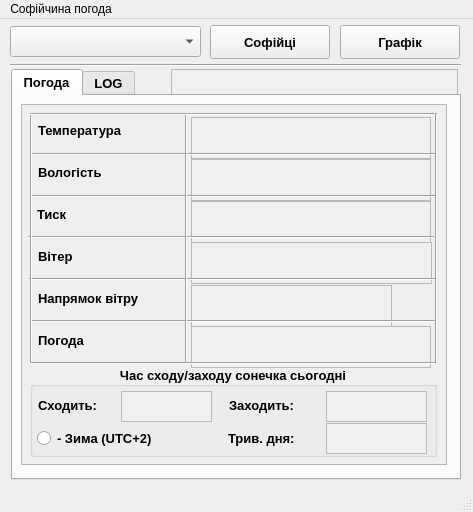
Old version of the form mainwindow.ui in the repository centroparotjag/Sofia-weather-QT.
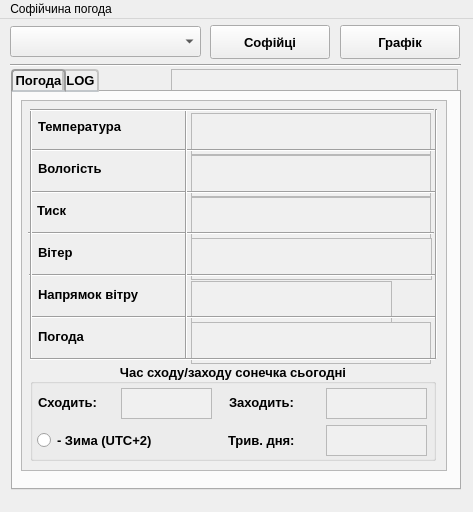
New version of the form.

The edit to the form file:
```diff
--- a/mainwindow.ui
+++ b/mainwindow.ui
@@ -121,7 +121,7 @@
       <x>11</x>
       <y>50</y>
       <width>450</width>
-      <height>411</height>
+      <height>421</height>
      </rect>
     </property>
     <property name="minimumSize">
@@ -140,6 +140,53 @@
     <property name="autoFillBackground">
      <bool>false</bool>
     </property>
+    <property name="styleSheet">
+     <string notr="true">QTabBar::tab {
+     background: qlineargradient(x1: 0, y1: 0, x2: 0, y2: 1,
+                                 stop: 0 #E1E1E1, stop: 0.4 #DDDDDD,
+                                 stop: 0.5 #D8D8D8, stop: 1.0 #D3D3D3);
+     border: 2px solid #C4C4C3;
+     border-bottom-color: #C2C7CB; /* такой же цвет как у панели */
+     border-top-left-radius: 4px;
+     border-top-right-radius: 4px;
+     min-width: 8ex;
+     padding: 2px;
+ }
+
+ QTabBar::tab:selected, QTabBar::tab:hover {
+     background: qlineargradient(x1: 0, y1: 0, x2: 0, y2: 1,
+                                 stop: 0 #fafafa, stop: 0.4 #f4f4f4,
+                                 stop: 0.5 #e7e7e7, stop: 1.0 #fafafa);
+ }
+
+ QTabBar::tab:selected {
+     border-color: #9B9B9B;
+     border-bottom-color: #C2C7CB; /* такой же цвет как у панели */
+ }
+
+ //QTabBar::tab:!selected {
+//     margin-top: 2px; /* делаем невыбранные вкладки меньше */
+// }
+
+ /* воспользуемся отрицательными полями для перекрывания вкладок */
+ QTabBar::tab:selected {
+     /* расширение/перекрытие слева и справа по 4px */
+     margin-left: -4px;
+     margin-right: -4px;
+ }
+
+ QTabBar::tab:first:selected {
+     margin-left: 0; /* первая выбранная вкладка ничего не перекрывает слева от себя */
+ }
+
+ QTabBar::tab:last:selected {
+     margin-right: 0; /* последняя выбранная вкладка ничего не перекрывает справа от себя */
+ }
+
+ QTabBar::tab:only-one {
+     margin: 0; /* если имеется только одна вкладка, перекрывающиеся поля не нужны */
+ }</string>
+    </property>
     <property name="currentIndex">
      <number>0</number>
     </property>
@@ -153,7 +200,7 @@
         <x>8</x>
         <y>8</y>
         <width>426</width>
-        <height>361</height>
+        <height>371</height>
        </rect>
       </property>
       <property name="widgetResizable">
@@ -165,18 +212,25 @@
          <x>0</x>
          <y>0</y>
          <width>424</width>
-         <height>359</height>
+         <height>369</height>
         </rect>
        </property>
        <widget class="QGroupBox" name="groupBox">
         <property name="geometry">
          <rect>
           <x>8</x>
-          <y>261</y>
-          <width>407</width>
-          <height>91</height>
+          <y>262</y>
+          <width>406</width>
+          <height>98</height>
          </rect>
         </property>
+        <property name="font">
+         <font>
+          <pointsize>10</pointsize>
+          <weight>75</weight>
+          <bold>true</bold>
+         </font>
+        </property>
         <property name="layoutDirection">
          <enum>Qt::LeftToRight</enum>
         </property>
@@ -270,9 +324,17 @@
            <x>7</x>
            <y>62</y>
            <width>161</width>
-           <height>20</height>
+           <height>30</height>
           </rect>
          </property>
+         <property name="font">
+          <font>
+           <family>MS Shell Dlg 2</family>
+           <pointsize>10</pointsize>
+           <weight>75</weight>
+           <bold>true</bold>
+          </font>
+         </property>
          <property name="text">
           <string>- Зима (UTC+2) </string>
          </property>
@@ -283,7 +345,7 @@
            <x>198</x>
            <y>57</y>
            <width>91</width>
-           <height>30</height>
+           <height>40</height>
           </rect>
          </property>
          <property name="font">
@@ -304,7 +366,7 @@
          <property name="geometry">
           <rect>
            <x>296</x>
-           <y>57</y>
+           <y>62</y>
            <width>101</width>
            <height>31</height>
           </rect>
@@ -353,8 +415,8 @@
          <string>&lt;!DOCTYPE HTML PUBLIC &quot;-//W3C//DTD HTML 4.0//EN&quot; &quot;http://www.w3.org/TR/REC-html40/strict.dtd&quot;&gt;
 &lt;html&gt;&lt;head&gt;&lt;meta name=&quot;qrichtext&quot; content=&quot;1&quot; /&gt;&lt;style type=&quot;text/css&quot;&gt;
 p, li { white-space: pre-wrap; }
-&lt;/style&gt;&lt;/head&gt;&lt;body style=&quot; font-family:'MS Shell Dlg 2'; font-size:10pt; font-weight:600; font-style:normal;&quot;&gt;
-&lt;p style=&quot;-qt-paragraph-type:empty; margin-top:0px; margin-bottom:0px; margin-left:0px; margin-right:0px; -qt-block-indent:0; text-indent:0px;&quot;&gt;&lt;br /&gt;&lt;/p&gt;&lt;/body&gt;&lt;/html&gt;</string>
+&lt;/style&gt;&lt;/head&gt;&lt;body style=&quot; font-family:'MS Shell Dlg 2'; font-size:7.8pt; font-weight:400; font-style:normal;&quot;&gt;
+&lt;p style=&quot;-qt-paragraph-type:empty; margin-top:0px; margin-bottom:0px; margin-left:0px; margin-right:0px; -qt-block-indent:0; text-indent:0px; font-size:10pt; font-weight:600;&quot;&gt;&lt;br /&gt;&lt;/p&gt;&lt;/body&gt;&lt;/html&gt;</string>
         </property>
        </widget>
        <widget class="QLabel" name="label_9">
@@ -399,8 +461,8 @@
          <string>&lt;!DOCTYPE HTML PUBLIC &quot;-//W3C//DTD HTML 4.0//EN&quot; &quot;http://www.w3.org/TR/REC-html40/strict.dtd&quot;&gt;
 &lt;html&gt;&lt;head&gt;&lt;meta name=&quot;qrichtext&quot; content=&quot;1&quot; /&gt;&lt;style type=&quot;text/css&quot;&gt;
 p, li { white-space: pre-wrap; }
-&lt;/style&gt;&lt;/head&gt;&lt;body style=&quot; font-family:'MS Shell Dlg 2'; font-size:10pt; font-weight:600; font-style:normal;&quot;&gt;
-&lt;p style=&quot;-qt-paragraph-type:empty; margin-top:0px; margin-bottom:0px; margin-left:0px; margin-right:0px; -qt-block-indent:0; text-indent:0px; font-size:7.8pt; font-weight:400;&quot;&gt;&lt;br /&gt;&lt;/p&gt;&lt;/body&gt;&lt;/html&gt;</string>
+&lt;/style&gt;&lt;/head&gt;&lt;body style=&quot; font-family:'MS Shell Dlg 2'; font-size:7.8pt; font-weight:400; font-style:normal;&quot;&gt;
+&lt;p style=&quot;-qt-paragraph-type:empty; margin-top:0px; margin-bottom:0px; margin-left:0px; margin-right:0px; -qt-block-indent:0; text-indent:0px;&quot;&gt;&lt;br /&gt;&lt;/p&gt;&lt;/body&gt;&lt;/html&gt;</string>
         </property>
        </widget>
        <widget class="QTextEdit" name="textEdit_wind_deg">
@@ -425,8 +487,8 @@
          <string>&lt;!DOCTYPE HTML PUBLIC &quot;-//W3C//DTD HTML 4.0//EN&quot; &quot;http://www.w3.org/TR/REC-html40/strict.dtd&quot;&gt;
 &lt;html&gt;&lt;head&gt;&lt;meta name=&quot;qrichtext&quot; content=&quot;1&quot; /&gt;&lt;style type=&quot;text/css&quot;&gt;
 p, li { white-space: pre-wrap; }
-&lt;/style&gt;&lt;/head&gt;&lt;body style=&quot; font-family:'MS Shell Dlg 2'; font-size:10pt; font-weight:600; font-style:normal;&quot;&gt;
-&lt;p style=&quot;-qt-paragraph-type:empty; margin-top:0px; margin-bottom:0px; margin-left:0px; margin-right:0px; -qt-block-indent:0; text-indent:0px; font-size:7.8pt; font-weight:400;&quot;&gt;&lt;br /&gt;&lt;/p&gt;&lt;/body&gt;&lt;/html&gt;</string>
+&lt;/style&gt;&lt;/head&gt;&lt;body style=&quot; font-family:'MS Shell Dlg 2'; font-size:7.8pt; font-weight:400; font-style:normal;&quot;&gt;
+&lt;p style=&quot;-qt-paragraph-type:empty; margin-top:0px; margin-bottom:0px; margin-left:0px; margin-right:0px; -qt-block-indent:0; text-indent:0px;&quot;&gt;&lt;br /&gt;&lt;/p&gt;&lt;/body&gt;&lt;/html&gt;</string>
         </property>
        </widget>
        <widget class="QLabel" name="label_4">
@@ -471,8 +533,8 @@
          <string>&lt;!DOCTYPE HTML PUBLIC &quot;-//W3C//DTD HTML 4.0//EN&quot; &quot;http://www.w3.org/TR/REC-html40/strict.dtd&quot;&gt;
 &lt;html&gt;&lt;head&gt;&lt;meta name=&quot;qrichtext&quot; content=&quot;1&quot; /&gt;&lt;style type=&quot;text/css&quot;&gt;
 p, li { white-space: pre-wrap; }
-&lt;/style&gt;&lt;/head&gt;&lt;body style=&quot; font-family:'MS Shell Dlg 2'; font-size:10pt; font-weight:600; font-style:normal;&quot;&gt;
-&lt;p style=&quot;-qt-paragraph-type:empty; margin-top:0px; margin-bottom:0px; margin-left:0px; margin-right:0px; -qt-block-indent:0; text-indent:0px; font-size:7.8pt; font-weight:400;&quot;&gt;&lt;br /&gt;&lt;/p&gt;&lt;/body&gt;&lt;/html&gt;</string>
+&lt;/style&gt;&lt;/head&gt;&lt;body style=&quot; font-family:'MS Shell Dlg 2'; font-size:7.8pt; font-weight:400; font-style:normal;&quot;&gt;
+&lt;p style=&quot;-qt-paragraph-type:empty; margin-top:0px; margin-bottom:0px; margin-left:0px; margin-right:0px; -qt-block-indent:0; text-indent:0px;&quot;&gt;&lt;br /&gt;&lt;/p&gt;&lt;/body&gt;&lt;/html&gt;</string>
         </property>
        </widget>
        <widget class="QLabel" name="label_2">
@@ -517,8 +579,8 @@
          <string>&lt;!DOCTYPE HTML PUBLIC &quot;-//W3C//DTD HTML 4.0//EN&quot; &quot;http://www.w3.org/TR/REC-html40/strict.dtd&quot;&gt;
 &lt;html&gt;&lt;head&gt;&lt;meta name=&quot;qrichtext&quot; content=&quot;1&quot; /&gt;&lt;style type=&quot;text/css&quot;&gt;
 p, li { white-space: pre-wrap; }
-&lt;/style&gt;&lt;/head&gt;&lt;body style=&quot; font-family:'MS Shell Dlg 2'; font-size:10pt; font-weight:600; font-style:normal;&quot;&gt;
-&lt;p style=&quot;-qt-paragraph-type:empty; margin-top:0px; margin-bottom:0px; margin-left:0px; margin-right:0px; -qt-block-indent:0; text-indent:0px; font-size:7.8pt; font-weight:400;&quot;&gt;&lt;br /&gt;&lt;/p&gt;&lt;/body&gt;&lt;/html&gt;</string>
+&lt;/style&gt;&lt;/head&gt;&lt;body style=&quot; font-family:'MS Shell Dlg 2'; font-size:7.8pt; font-weight:400; font-style:normal;&quot;&gt;
+&lt;p style=&quot;-qt-paragraph-type:empty; margin-top:0px; margin-bottom:0px; margin-left:0px; margin-right:0px; -qt-block-indent:0; text-indent:0px;&quot;&gt;&lt;br /&gt;&lt;/p&gt;&lt;/body&gt;&lt;/html&gt;</string>
         </property>
        </widget>
        <widget class="QLabel" name="label_3">
@@ -563,8 +625,8 @@
          <string>&lt;!DOCTYPE HTML PUBLIC &quot;-//W3C//DTD HTML 4.0//EN&quot; &quot;http://www.w3.org/TR/REC-html40/strict.dtd&quot;&gt;
 &lt;html&gt;&lt;head&gt;&lt;meta name=&quot;qrichtext&quot; content=&quot;1&quot; /&gt;&lt;style type=&quot;text/css&quot;&gt;
 p, li { white-space: pre-wrap; }
-&lt;/style&gt;&lt;/head&gt;&lt;body style=&quot; font-family:'MS Shell Dlg 2'; font-size:10pt; font-weight:600; font-style:normal;&quot;&gt;
-&lt;p style=&quot;-qt-paragraph-type:empty; margin-top:0px; margin-bottom:0px; margin-left:0px; margin-right:0px; -qt-block-indent:0; text-indent:0px; font-size:7.8pt; font-weight:400;&quot;&gt;&lt;br /&gt;&lt;/p&gt;&lt;/body&gt;&lt;/html&gt;</string>
+&lt;/style&gt;&lt;/head&gt;&lt;body style=&quot; font-family:'MS Shell Dlg 2'; font-size:7.8pt; font-weight:400; font-style:normal;&quot;&gt;
+&lt;p style=&quot;-qt-paragraph-type:empty; margin-top:0px; margin-bottom:0px; margin-left:0px; margin-right:0px; -qt-block-indent:0; text-indent:0px;&quot;&gt;&lt;br /&gt;&lt;/p&gt;&lt;/body&gt;&lt;/html&gt;</string>
         </property>
        </widget>
        <widget class="QLabel" name="label">
@@ -836,7 +898,6 @@
    <zorder>line_11</zorder>
    <zorder>tabWidget</zorder>
   </widget>
-  <widget class="QStatusBar" name="statusbar"/>
   <widget class="QMenuBar" name="menubar">
    <property name="geometry">
     <rect>
```
Left out of the diff: 11 changed lines with no effect on the pictures.
